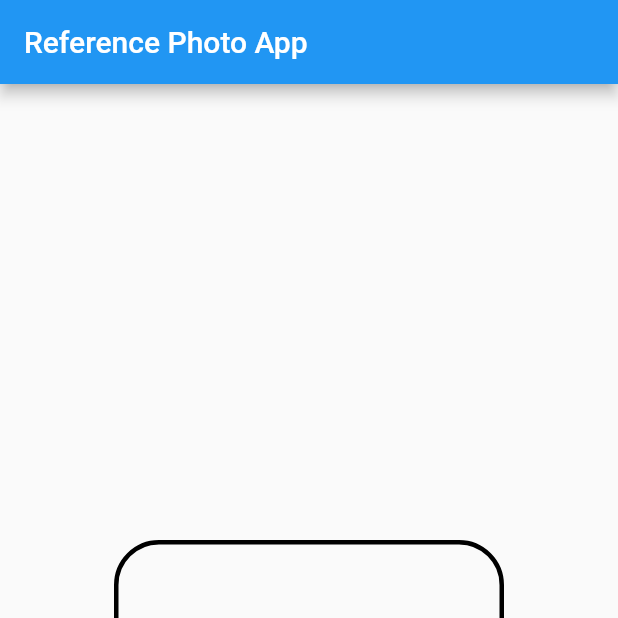
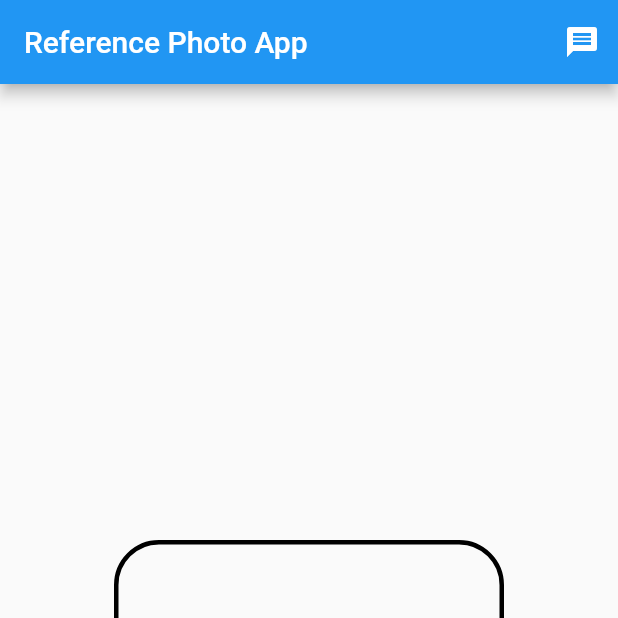
Before and after one commit to edenizk/Reference-Image-App, a Flutter app: the screen it shows after launch, on a phone screen of 412 x 824 dp, the top half of it. Run offline on Flutter 3.47's test engine with Material 2 defaults, Android fonts, the phone set to English and light mode, and no system bars; our stand-ins replace dio, image_picker, rxdart; missing offline and left inert: azblob, credentials_helper, flutter_advanced_networkimage, loading, signalr_client.

Commit message:
[Main] Icon added for chat navigation

```diff
--- a/lib/main.dart
+++ b/lib/main.dart
@@ -1,7 +1,13 @@
+import 'dart:convert';
+import 'dart:typed_data';
+
 import 'package:credentials_helper/credentials_helper.dart';
 import 'package:flutter/material.dart';
-import 'package:reference_photo_app/widgets/filter_page.dart';
-import 'package:azblob/azblob.dart';
+import 'package:reference_photo_app/class/ref_photos.dart';
+import 'package:http/http.dart' as http;
+import 'package:reference_photo_app/views/pages/chatPage.dart';
+import 'package:reference_photo_app/views/pages/filter_page.dart';
+import 'package:xml/xml.dart';
 
 void main() => runApp(MyApp());
 
@@ -24,33 +30,30 @@ class MyHomePage extends StatefulWidget {
   MyHomePage({Key key, this.title}) : super(key: key);
 
   final String title;
-
+  var myImage;
   @override
   _MyHomePageState createState() => _MyHomePageState();
 }
 
 class _MyHomePageState extends State<MyHomePage> {
-
-  Credentials credentials = Credentials.fromFile('config.json');
-
-  _MyHomePageState(){
-
-  }
-
-  void _test () {
-    var storage = AzureStorage.parse(credentials.apiKey);
-
-    // await storage.putBlob('/yourcontainer/yourfile.txt',
-    //   body: 'Hello, world.');
-  }
-
-
+  _MyHomePageState() {}
 
   @override
   Widget build(BuildContext context) {
     return Scaffold(
       appBar: AppBar(
         title: Text(widget.title),
+        actions: <Widget>[
+          IconButton(
+            icon: Icon(Icons.message),
+            onPressed: () => {
+              Navigator.push(
+                context,
+                MaterialPageRoute(builder: (context) => ChatPage()),
+              )
+            },
+          )
+        ],
       ),
       body: Center(
         child: Column(
@@ -59,7 +62,6 @@ class _MyHomePageState extends State<MyHomePage> {
           children: <Widget>[
             FlatButton(
                 color: Colors.transparent,
-
                 child: Container(
                   padding: const EdgeInsets.only(top: 30, bottom: 30),
                   alignment: Alignment.center,
@@ -67,7 +69,7 @@ class _MyHomePageState extends State<MyHomePage> {
                     color: Colors.transparent,
                     border: Border.all(width: 3, color: Colors.black),
                     borderRadius: new BorderRadius.circular(30.0),
-                    ),
+                  ),
                   width: 260,
                   height: 160,
                   child: Text(
```
